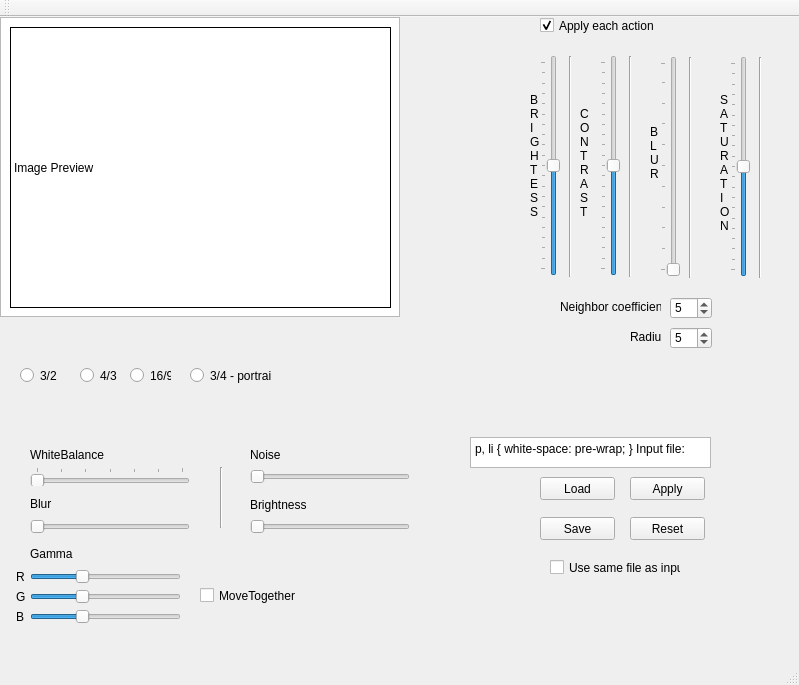
First picture: the form in ImageGUI/mainwindow.ui, repository peperunii/CV_Library_GUI, before the edit.
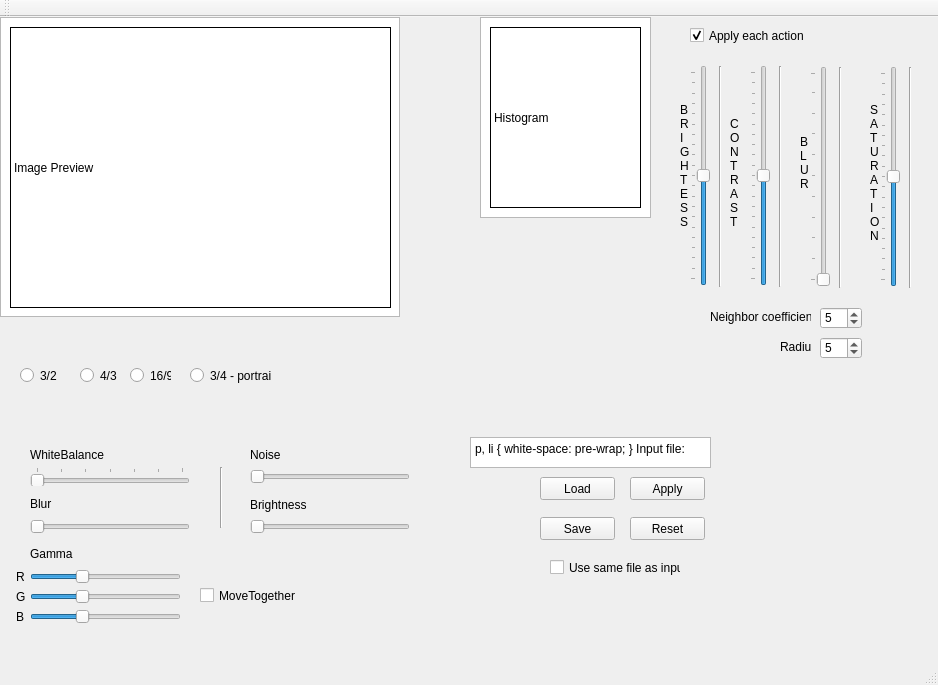
Second picture: the form after the edit.

Commit message: ImageGui ver 0.1.2 - added Histogram

Diff of the .ui file:
```diff
--- a/ImageGUI/mainwindow.ui
+++ b/ImageGUI/mainwindow.ui
@@ -6,10 +6,16 @@
    <rect>
     <x>0</x>
     <y>0</y>
-    <width>799</width>
+    <width>938</width>
     <height>685</height>
    </rect>
   </property>
+  <property name="minimumSize">
+   <size>
+    <width>938</width>
+    <height>0</height>
+   </size>
+  </property>
   <property name="windowTitle">
    <string>MainWindow</string>
   </property>
@@ -91,8 +97,8 @@
    <widget class="QSlider" name="BrightnessSlider">
     <property name="geometry">
      <rect>
-      <x>540</x>
-      <y>38</y>
+      <x>690</x>
+      <y>48</y>
       <width>20</width>
       <height>221</height>
      </rect>
@@ -116,8 +122,8 @@
    <widget class="Line" name="line">
     <property name="geometry">
      <rect>
-      <x>560</x>
-      <y>39</y>
+      <x>710</x>
+      <y>49</y>
       <width>20</width>
       <height>221</height>
      </rect>
@@ -129,8 +135,8 @@
    <widget class="QSlider" name="ContrastSlider">
     <property name="geometry">
      <rect>
-      <x>600</x>
-      <y>38</y>
+      <x>750</x>
+      <y>48</y>
       <width>20</width>
       <height>221</height>
      </rect>
@@ -154,8 +160,8 @@
    <widget class="Line" name="line_2">
     <property name="geometry">
      <rect>
-      <x>620</x>
-      <y>39</y>
+      <x>770</x>
+      <y>49</y>
       <width>20</width>
       <height>221</height>
      </rect>
@@ -167,8 +173,8 @@
    <widget class="QSlider" name="BlurImageSlider">
     <property name="geometry">
      <rect>
-      <x>660</x>
-      <y>39</y>
+      <x>810</x>
+      <y>49</y>
       <width>20</width>
       <height>221</height>
      </rect>
@@ -189,8 +195,8 @@
    <widget class="Line" name="line_3">
     <property name="geometry">
      <rect>
-      <x>680</x>
-      <y>40</y>
+      <x>830</x>
+      <y>50</y>
       <width>20</width>
       <height>221</height>
      </rect>
@@ -202,8 +208,8 @@
    <widget class="QSlider" name="verticalSlider_4">
     <property name="geometry">
      <rect>
-      <x>730</x>
-      <y>39</y>
+      <x>880</x>
+      <y>49</y>
       <width>20</width>
       <height>221</height>
      </rect>
@@ -227,8 +233,8 @@
    <widget class="Line" name="line_4">
     <property name="geometry">
      <rect>
-      <x>750</x>
-      <y>40</y>
+      <x>900</x>
+      <y>50</y>
       <width>20</width>
       <height>221</height>
      </rect>
@@ -371,7 +377,7 @@
     <property name="geometry">
      <rect>
       <x>30</x>
-      <y>550</y>
+      <y>590</y>
       <width>151</width>
       <height>19</height>
      </rect>
@@ -418,7 +424,7 @@
     <property name="geometry">
      <rect>
       <x>30</x>
-      <y>590</y>
+      <y>550</y>
       <width>151</width>
       <height>19</height>
      </rect>
@@ -440,13 +446,13 @@
     <property name="geometry">
      <rect>
       <x>16</x>
-      <y>550</y>
+      <y>590</y>
       <width>41</width>
       <height>20</height>
      </rect>
     </property>
     <property name="text">
-     <string>R</string>
+     <string>B</string>
     </property>
    </widget>
    <widget class="QLabel" name="label_6">
@@ -466,13 +472,13 @@
     <property name="geometry">
      <rect>
       <x>16</x>
-      <y>590</y>
+      <y>550</y>
       <width>51</width>
       <height>20</height>
      </rect>
     </property>
     <property name="text">
-     <string>B</string>
+     <string>R</string>
     </property>
    </widget>
    <widget class="QCheckBox" name="MoveTogetherCheckBox">
@@ -592,8 +598,8 @@
    <widget class="QSpinBox" name="spinBox">
     <property name="geometry">
      <rect>
-      <x>670</x>
-      <y>280</y>
+      <x>820</x>
+      <y>290</y>
       <width>42</width>
       <height>22</height>
      </rect>
@@ -608,8 +614,8 @@
    <widget class="QLabel" name="label_10">
     <property name="geometry">
      <rect>
-      <x>560</x>
-      <y>280</y>
+      <x>710</x>
+      <y>290</y>
       <width>101</width>
       <height>20</height>
      </rect>
@@ -621,8 +627,8 @@
    <widget class="QSpinBox" name="spinBox_2">
     <property name="geometry">
      <rect>
-      <x>670</x>
-      <y>310</y>
+      <x>820</x>
+      <y>320</y>
       <width>42</width>
       <height>22</height>
      </rect>
@@ -637,8 +643,8 @@
    <widget class="QLabel" name="label_11">
     <property name="geometry">
      <rect>
-      <x>630</x>
-      <y>310</y>
+      <x>780</x>
+      <y>320</y>
       <width>31</width>
       <height>20</height>
      </rect>
@@ -650,8 +656,8 @@
    <widget class="QLabel" name="label_12">
     <property name="geometry">
      <rect>
-      <x>530</x>
-      <y>40</y>
+      <x>680</x>
+      <y>50</y>
       <width>16</width>
       <height>211</height>
      </rect>
@@ -672,8 +678,8 @@
    <widget class="QLabel" name="label_13">
     <property name="geometry">
      <rect>
-      <x>580</x>
-      <y>40</y>
+      <x>730</x>
+      <y>50</y>
       <width>16</width>
       <height>211</height>
      </rect>
@@ -692,8 +698,8 @@
    <widget class="QLabel" name="label_14">
     <property name="geometry">
      <rect>
-      <x>650</x>
-      <y>30</y>
+      <x>800</x>
+      <y>40</y>
       <width>16</width>
       <height>211</height>
      </rect>
@@ -708,8 +714,8 @@
    <widget class="QLabel" name="label_15">
     <property name="geometry">
      <rect>
-      <x>720</x>
-      <y>40</y>
+      <x>870</x>
+      <y>50</y>
       <width>16</width>
       <height>211</height>
      </rect>
@@ -730,8 +736,8 @@
    <widget class="QCheckBox" name="ApplyCheckBox">
     <property name="geometry">
      <rect>
-      <x>540</x>
-      <y>0</y>
+      <x>690</x>
+      <y>10</y>
       <width>131</width>
       <height>17</height>
      </rect>
@@ -743,6 +749,35 @@
      <bool>true</bool>
     </property>
    </widget>
+   <widget class="QGraphicsView" name="ImageWindow_2">
+    <property name="geometry">
+     <rect>
+      <x>480</x>
+      <y>0</y>
+      <width>171</width>
+      <height>201</height>
+     </rect>
+    </property>
+   </widget>
+   <widget class="QLabel" name="label_16">
+    <property name="geometry">
+     <rect>
+      <x>490</x>
+      <y>10</y>
+      <width>151</width>
+      <height>181</height>
+     </rect>
+    </property>
+    <property name="mouseTracking">
+     <bool>true</bool>
+    </property>
+    <property name="frameShape">
+     <enum>QFrame::Box</enum>
+    </property>
+    <property name="text">
+     <string>Histogram</string>
+    </property>
+   </widget>
    <zorder>ImageWindow</zorder>
    <zorder>horizontalSlider</zorder>
    <zorder>horizontalSlider_2</zorder>
```
Left out of the diff: 4 changed lines with no effect on the pictures. The commit also changes 7 other files.
